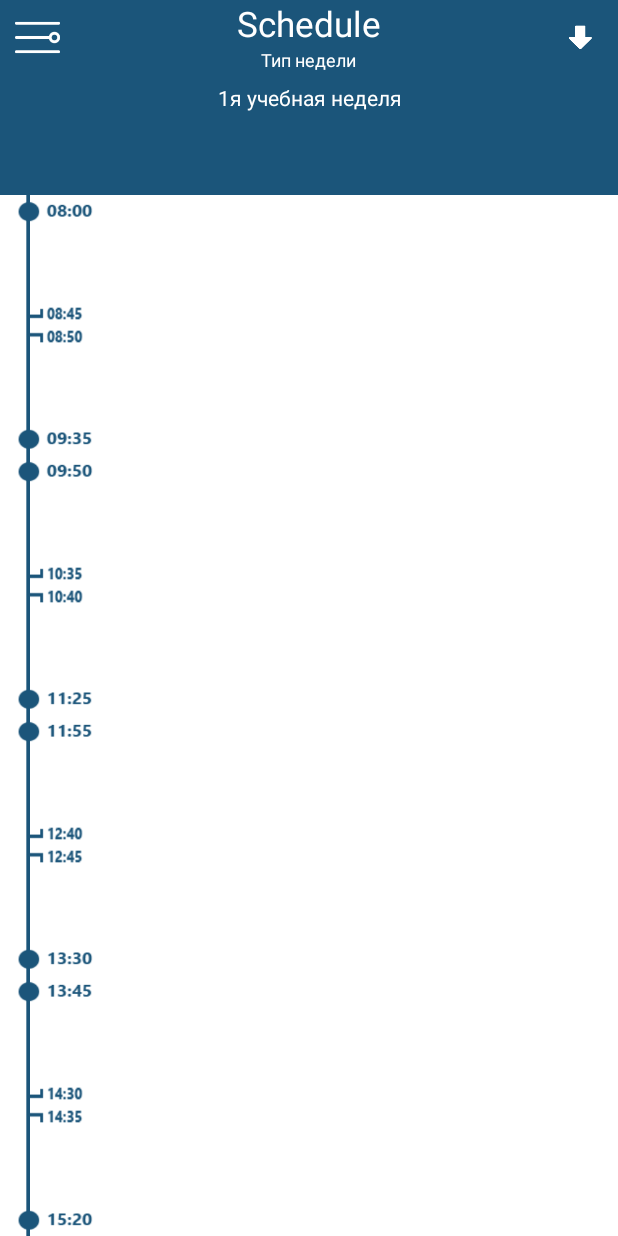
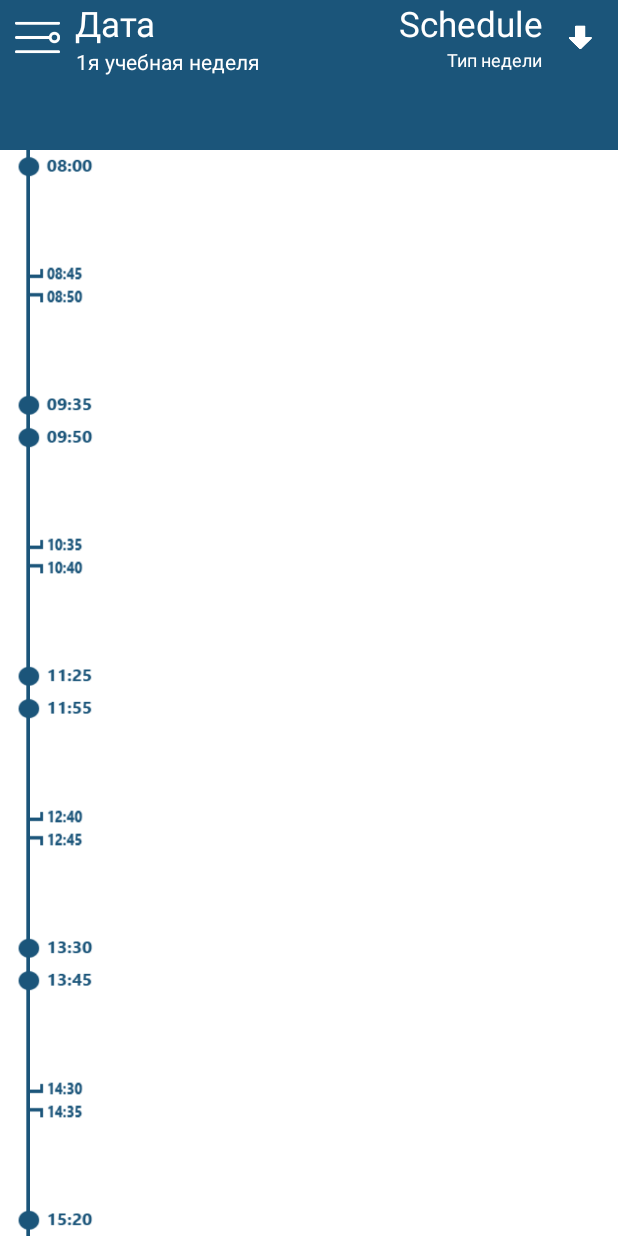
Before and after one commit to iRapoo/xai, an Android app: the layout activity_main.xml on its own in the app's theme, with its tools: preview values and no code run, on a phone screen of 412 x 824 dp. Run offline under Robolectric (Android 15) with nearby library versions, the phone set to English and light mode, and no system bars.

Commit message:
Изменение расположения даты и номера недели

```diff
--- a/app/build.gradle
+++ b/app/build.gradle
@@ -8,8 +8,8 @@ android {
         applicationId "org.dualcom.xai"
         minSdkVersion 14
         targetSdkVersion 26
-        versionCode 148
-        versionName "1.1.6.f4"
+        versionCode 149
+        versionName "1.1.6.f5"
         multiDexEnabled true
 
     }
--- a/app/src/main/java/org/dualcom/xai/MainActivity.java
+++ b/app/src/main/java/org/dualcom/xai/MainActivity.java
@@ -225,6 +225,7 @@ public class MainActivity extends AppCompatActivity {
         Button fast_change_group = (Button) findViewById(R.id.fast_change_group);
         TextView main_label = (TextView) findViewById(R.id.main_label);
         TextView main_type = (TextView) findViewById(R.id.main_type);
+        TextView label_date = (TextView) findViewById(R.id.LabelDate);
         TextView label_week = (TextView) findViewById(R.id.LabelWeek);
         final Button GO_SETTING = (Button) findViewById(R.id.GO_SETTING);
         final LinearLayout ABOUT_BTN = (LinearLayout) findViewById(R.id.about_btn);
@@ -238,6 +239,7 @@ public class MainActivity extends AppCompatActivity {
         int month = c.get(Calendar.MONTH);
 
         String[] DAY = getResources().getStringArray(R.array.DAYS_FULL);
+        String[] DAY_SHORT = getResources().getStringArray(R.array.DAYS);
 
         int day_of_month = c.get(Calendar.DAY_OF_MONTH);
         String[] monthes = context.getResources().getStringArray(R.array.MONTHES);
@@ -707,7 +709,8 @@ public class MainActivity extends AppCompatActivity {
         String TYPE_WEEK = (DATE.getWeekType() == 0) ? TMP_WEEK[0] : TMP_WEEK[1];
         main_label.setText(Storage.loadData(context, "NOW_GROUP")); //+" | "+TYPE_WEEK
         main_type.setText(TYPE_WEEK);
-        label_week.setText(monthes[month] + " " + day_of_month + " / " + DATE.getStudWeek() + getResources().getString(R.string.stud_week));
+        label_date.setText(monthes[month] + " " + day_of_month + ", "+DAY_SHORT[DATE.getWeek()]);
+        label_week.setText(DATE.getStudWeek() + getResources().getString(R.string.stud_week));
         //startType.setText(TYPE_WEEK);
 
         //Проверка ХЕШ суммы
--- a/app/src/main/res/layout-land/activity_main.xml
+++ b/app/src/main/res/layout-land/activity_main.xml
@@ -31,7 +31,8 @@
             <RelativeLayout
                 android:layout_width="50dp"
                 android:layout_height="wrap_content"
-                android:gravity="center_vertical|center_horizontal">
+                android:gravity="center_vertical|center_horizontal"
+                android:id="@+id/relativeLayout3">
 
                 <Button
                     android:id="@+id/GO_BACK"
@@ -53,10 +54,11 @@
             <LinearLayout
                 android:layout_width="wrap_content"
                 android:layout_height="match_parent"
-                android:gravity="center_vertical|center"
-                android:orientation="vertical"
                 android:layout_alignParentTop="true"
-                android:layout_centerHorizontal="true">
+                android:layout_toLeftOf="@+id/linearLayout3"
+                android:layout_toStartOf="@+id/linearLayout3"
+                android:gravity="right"
+                android:orientation="vertical">
 
                 <TextView
                     android:id="@+id/main_label"
@@ -79,12 +81,41 @@
             </LinearLayout>
 
             <LinearLayout
+                android:layout_width="wrap_content"
+                android:layout_height="match_parent"
+                android:layout_alignParentTop="true"
+                android:layout_toEndOf="@+id/relativeLayout3"
+                android:layout_toRightOf="@+id/relativeLayout3"
+                android:gravity="left"
+                android:orientation="vertical">
+
+                <TextView
+                    android:id="@+id/LabelDate"
+                    android:layout_width="wrap_content"
+                    android:layout_height="wrap_content"
+                    android:maxLength="15"
+                    android:text="Дата"
+                    android:textColor="#FFF"
+                    android:textSize="23dp" />
+
+                <TextView
+                    android:id="@+id/LabelWeek"
+                    android:layout_width="wrap_content"
+                    android:layout_height="wrap_content"
+                    android:layout_weight="1"
+                    android:gravity="center"
+                    android:text="1я учебная неделя"
+                    android:textColor="@color/white" />
+            </LinearLayout>
+
+            <LinearLayout
+                android:id="@+id/linearLayout3"
                 android:layout_width="50dp"
                 android:layout_height="match_parent"
-                android:orientation="horizontal"
+                android:layout_alignParentEnd="true"
+                android:layout_alignParentRight="true"
                 android:layout_alignParentTop="true"
-                android:layout_alignParentRight="true"
-                android:layout_alignParentEnd="true">
+                android:orientation="horizontal">
 
                 <RelativeLayout
                     android:id="@+id/GO_MENU"
@@ -140,24 +171,7 @@
             android:layout_width="match_parent"
             android:layout_height="wrap_content"
             android:background="@color/main_color"
-            android:orientation="horizontal"
-            android:padding="5dp">
-
-            <TextView
-                android:id="@+id/LabelWeek"
-                android:layout_width="wrap_content"
-                android:layout_height="wrap_content"
-                android:layout_weight="1"
-                android:gravity="center"
-                android:text="1я учебная неделя"
-                android:textColor="@color/white" />
-        </LinearLayout>
-
-        <LinearLayout
-            android:orientation="horizontal"
-            android:layout_width="match_parent"
-            android:layout_height="wrap_content"
-            android:background="@color/main_color">
+            android:orientation="horizontal">
 
             <LinearLayout
                 android:id="@+id/about_btn"
--- a/app/src/main/res/layout/activity_main.xml
+++ b/app/src/main/res/layout/activity_main.xml
@@ -31,7 +31,8 @@
             <RelativeLayout
                 android:layout_width="50dp"
                 android:layout_height="wrap_content"
-                android:gravity="center_vertical|center_horizontal">
+                android:gravity="center_vertical|center_horizontal"
+                android:id="@+id/relativeLayout3">
 
                 <Button
                     android:id="@+id/GO_BACK"
@@ -53,10 +54,11 @@
             <LinearLayout
                 android:layout_width="wrap_content"
                 android:layout_height="match_parent"
-                android:gravity="center_vertical|center"
-                android:orientation="vertical"
                 android:layout_alignParentTop="true"
-                android:layout_centerHorizontal="true">
+                android:layout_toLeftOf="@+id/linearLayout3"
+                android:layout_toStartOf="@+id/linearLayout3"
+                android:gravity="right"
+                android:orientation="vertical">
 
                 <TextView
                     android:id="@+id/main_label"
@@ -79,12 +81,41 @@
             </LinearLayout>
 
             <LinearLayout
+                android:layout_width="wrap_content"
+                android:layout_height="match_parent"
+                android:layout_alignParentTop="true"
+                android:layout_toEndOf="@+id/relativeLayout3"
+                android:layout_toRightOf="@+id/relativeLayout3"
+                android:gravity="left"
+                android:orientation="vertical">
+
+                <TextView
+                    android:id="@+id/LabelDate"
+                    android:layout_width="wrap_content"
+                    android:layout_height="wrap_content"
+                    android:maxLength="15"
+                    android:text="Дата"
+                    android:textColor="#FFF"
+                    android:textSize="23dp" />
+
+                <TextView
+                    android:id="@+id/LabelWeek"
+                    android:layout_width="wrap_content"
+                    android:layout_height="wrap_content"
+                    android:layout_weight="1"
+                    android:gravity="center"
+                    android:text="1я учебная неделя"
+                    android:textColor="@color/white" />
+            </LinearLayout>
+
+            <LinearLayout
+                android:id="@+id/linearLayout3"
                 android:layout_width="50dp"
                 android:layout_height="match_parent"
-                android:orientation="horizontal"
+                android:layout_alignParentEnd="true"
+                android:layout_alignParentRight="true"
                 android:layout_alignParentTop="true"
-                android:layout_alignParentRight="true"
-                android:layout_alignParentEnd="true">
+                android:orientation="horizontal">
 
                 <RelativeLayout
                     android:id="@+id/GO_MENU"
@@ -135,23 +166,6 @@
 
             </LinearLayout>
         </RelativeLayout>
-
-        <LinearLayout
-            android:layout_width="match_parent"
-            android:layout_height="wrap_content"
-            android:background="@color/main_color"
-            android:orientation="horizontal"
-            android:padding="5dp">
-
-            <TextView
-                android:id="@+id/LabelWeek"
-                android:layout_width="wrap_content"
-                android:layout_height="wrap_content"
-                android:layout_weight="1"
-                android:gravity="center"
-                android:text="1я учебная неделя"
-                android:textColor="@color/white" />
-        </LinearLayout>
 
         <LinearLayout
             android:layout_width="match_parent"
```
Also changed, not shown: 11 other files.
